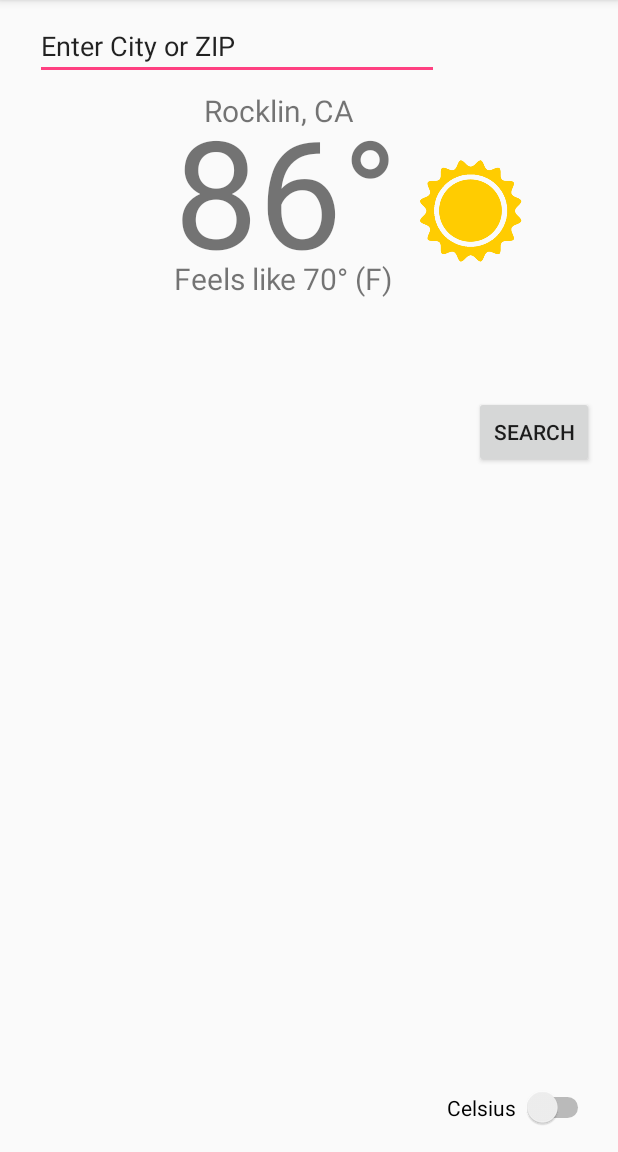
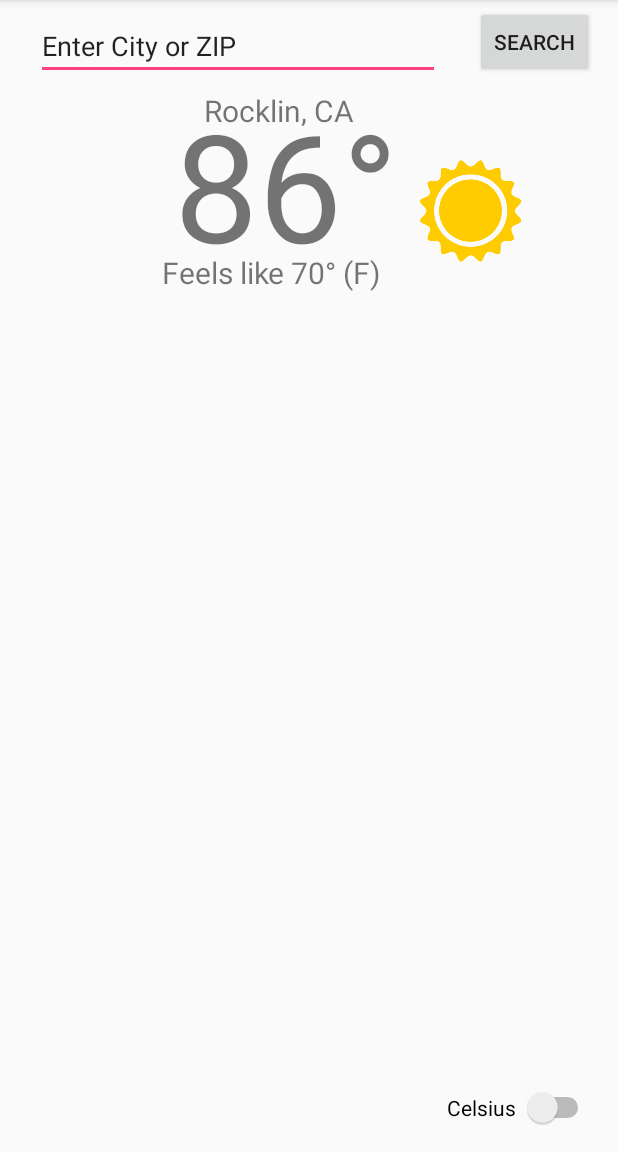
Before and after one commit to dominicaq/AndroidweatherApp, an Android app: the screen it shows after launch (MainActivity), on a phone screen of 412 x 824 dp, the part 84-1236 px from its top. Run offline under Robolectric (Android 15) with nearby library versions, the phone set to English and light mode, and no system bars.

```diff
--- a/app/src/main/res/layout/activity_main.xml
+++ b/app/src/main/res/layout/activity_main.xml
@@ -11,7 +11,7 @@
         android:layout_width="151dp"
         android:layout_height="115dp"
         android:layout_marginStart="116dp"
-        android:layout_marginTop="60dp"
+        android:layout_marginTop="56dp"
         android:text="86°"
         android:textSize="100sp"
         app:layout_constraintStart_toStartOf="parent"
@@ -21,8 +21,8 @@
         android:id="@+id/weatherFeel"
         android:layout_width="wrap_content"
         android:layout_height="wrap_content"
-        android:layout_marginStart="116dp"
-        android:layout_marginTop="172dp"
+        android:layout_marginStart="108dp"
+        android:layout_marginTop="168dp"
         android:text="Feels like 70° (F)"
         android:textSize="20sp"
         app:layout_constraintStart_toStartOf="parent"
@@ -61,14 +61,14 @@
 
     <Button
         android:id="@+id/button"
-        android:layout_width="80dp"
+        android:layout_width="79dp"
         android:layout_height="wrap_content"
-        android:layout_marginBottom="456dp"
         android:layout_marginEnd="16dp"
+        android:layout_marginTop="4dp"
         android:onClick="getWeather"
         android:text="Search"
-        app:layout_constraintBottom_toBottomOf="parent"
-        app:layout_constraintEnd_toEndOf="parent" />
+        app:layout_constraintEnd_toEndOf="parent"
+        app:layout_constraintTop_toTopOf="parent" />
 
     <EditText
         android:id="@+id/searchBar"
```
